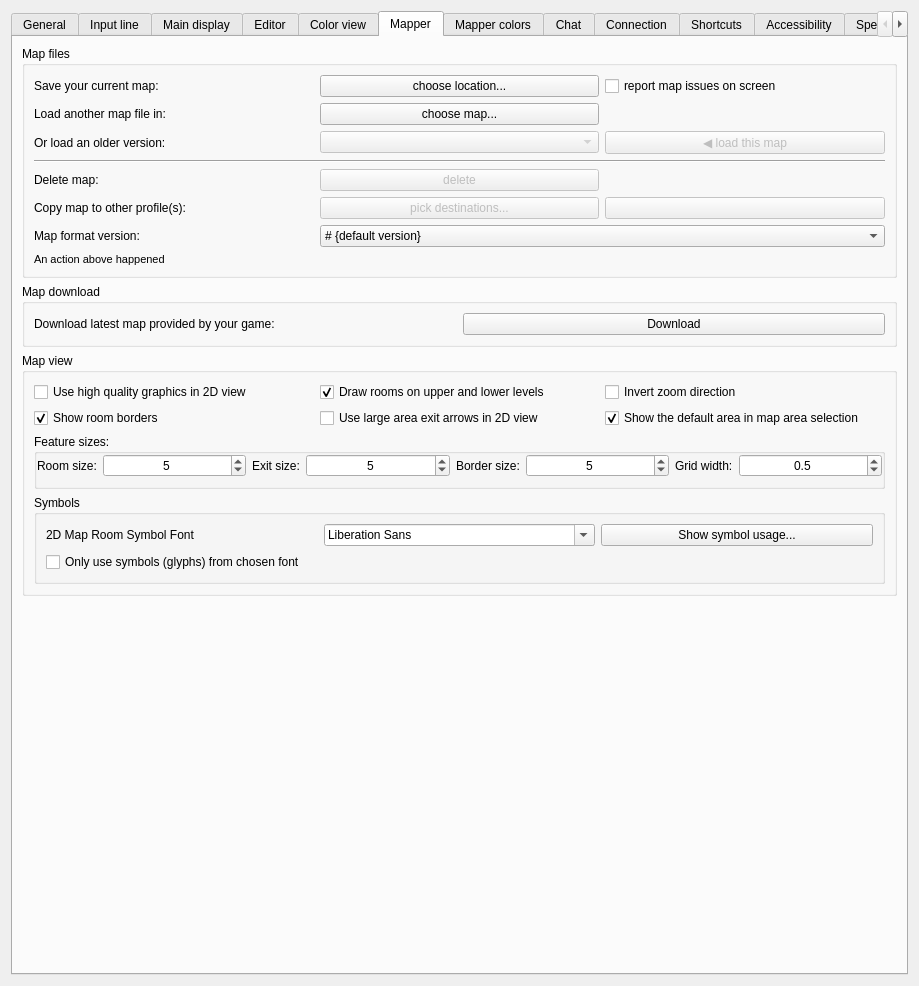
Qt form src/ui/profile_preferences.ui (Mudlet/Mudlet) before a commit.
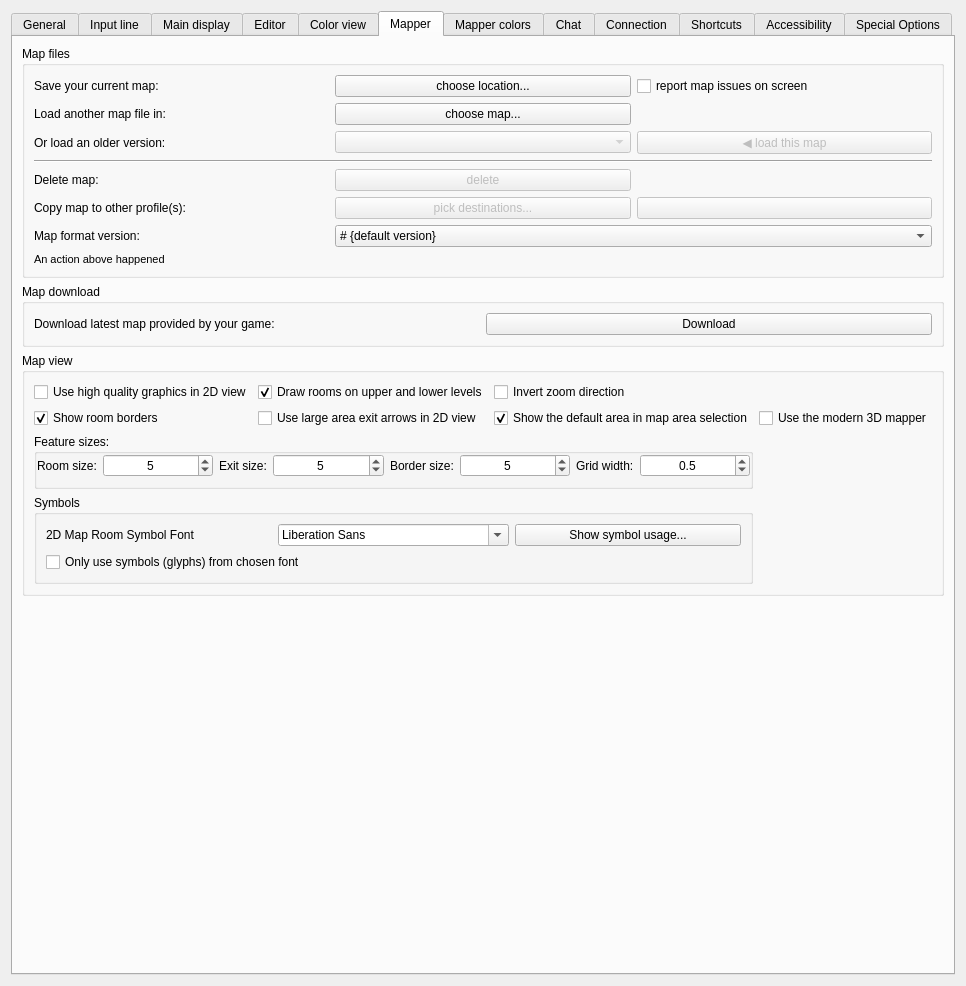
The same form after that commit. The open tabs and pages were chosen to show the change. Icons and pictures are not drawn. Custom widgets are drawn as their Qt base class.

Commit message:
Add a Preferences checkbox for the modern 3D mapper
The message shown when the modern 3D mapper cannot run now links to it
instead of telling people to type setConfig().

Patch:
```diff
--- a/src/ui/profile_preferences.ui
+++ b/src/ui/profile_preferences.ui
@@ -2777,6 +2777,19 @@
             </property>
            </widget>
           </item>
+          <item row="1" column="3">
+           <widget class="QCheckBox" name="checkBox_modern3DMapper">
+            <property name="toolTip">
+             <string>&lt;p&gt;Draws the 3D map with the newer 3D mapper, which needs OpenGL 3.3. Map windows can only show 3D with it. Turn it off to use the classic 3D view if the 3D map stays blank.&lt;/p&gt;</string>
+            </property>
+            <property name="accessibleDescription">
+             <string>Draws the 3D map with the newer 3D mapper, which needs OpenGL 3.3. Map windows can only show 3D with it. Turn it off to use the classic 3D view if the 3D map stays blank.</string>
+            </property>
+            <property name="text">
+             <string>Use the modern 3D mapper</string>
+            </property>
+           </widget>
+          </item>
           <item row="2" column="0" colspan="3">
            <widget class="QGroupBox" name="gridGroupBox">
             <property name="enabled">
```
The commit also changes 6 other files.
